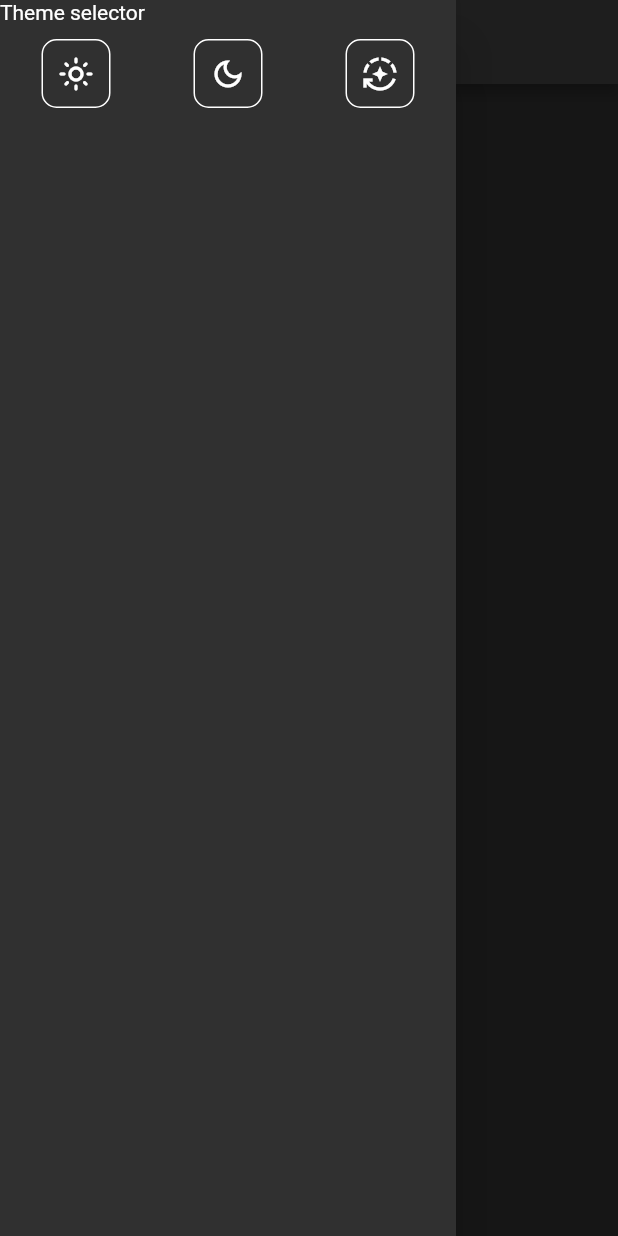
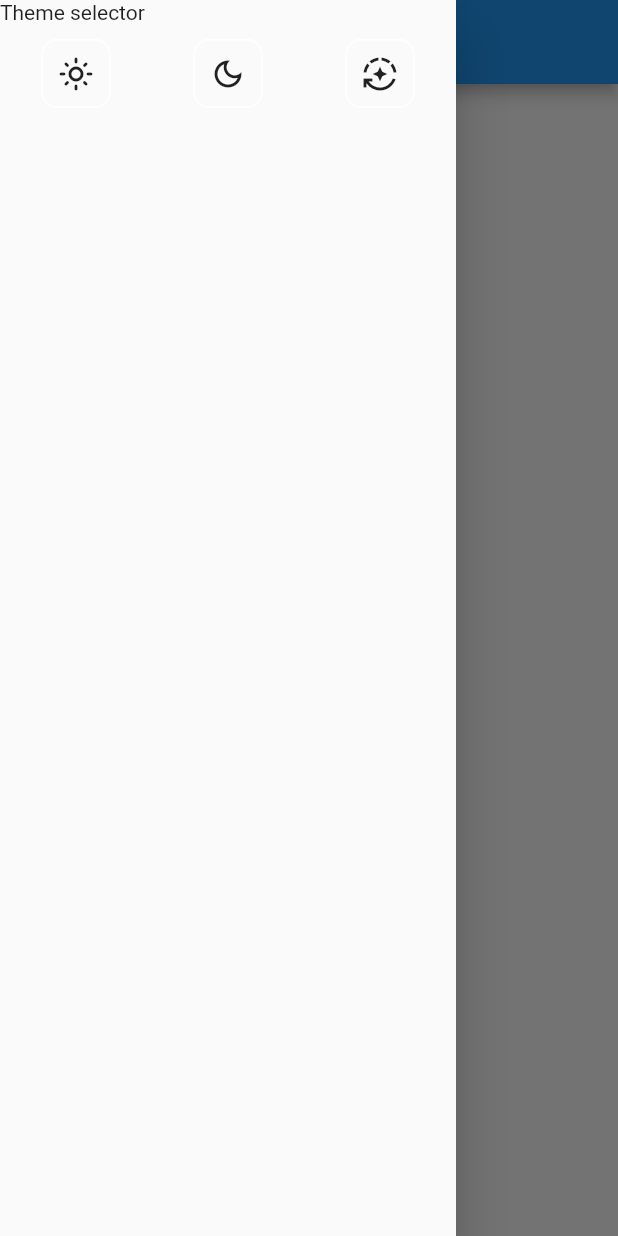
Before and after one commit to cristian2024/cobro_app, a Flutter app: the screen it shows after launch, in the side drawer, after a tap on the "light mode" icon, on a phone screen of 412 x 824 dp. Run offline on Flutter 3.47's test engine with Material 2 defaults, Android fonts, the light colour scheme and no system bars; our stand-ins replace flutter_bloc, google_fonts.

Commit message:
Theme switcher

```diff
--- a/lib/ui/main.ui/widgets/theme_selector.dart
+++ b/lib/ui/main.ui/widgets/theme_selector.dart
@@ -1,5 +1,5 @@
 import 'package:cobro_app/bloc/theme/theme_cubit.dart';
-import 'package:cobro_app/ui/widgets/buttons/minimalistic_button.dart';
+import 'package:cobro_app/ui/widgets/buttons/minimalist_button.dart';
 import 'package:flutter/material.dart';
 import 'package:flutter_bloc/flutter_bloc.dart';
 
@@ -19,18 +19,40 @@ class ThemeSelector extends StatelessWidget {
           builder: (context, state) {
             return Row(
               mainAxisAlignment: MainAxisAlignment.spaceAround,
-              children: const [
+              children: [
                 MinimalistButton(
                   icon: Icons.light_mode_outlined,
-                  padding: EdgeInsets.all(10),
+                  padding: const EdgeInsets.all(10),
+                  onTap: () {
+                    BlocProvider.of<ThemeCubit>(context).changeColorTheme(
+                      ThemeData.light(),
+                    );
+                  },
                 ),
                 MinimalistButton(
                   icon: Icons.dark_mode_outlined,
-                  padding: EdgeInsets.all(10),
+                  padding: const EdgeInsets.all(10),
+                  onTap: () {
+                    BlocProvider.of<ThemeCubit>(context).changeColorTheme(
+                      ThemeData.dark(),
+                    );
+                  },
                 ),
                 MinimalistButton(
                   icon: Icons.auto_mode_outlined,
-                  padding: EdgeInsets.all(10),
+                  padding: const EdgeInsets.all(10),
+                  onTap: () {
+                    //obtaining the theme value for context
+                    bool isDark = MediaQuery.of(context).platformBrightness ==
+                        Brightness.dark;
+                    ThemeData theme = ThemeData.light();
+                    if (isDark) {
+                      theme = ThemeData.dark();
+                    }
+                    BlocProvider.of<ThemeCubit>(context).changeColorTheme(
+                      theme,
+                    );
+                  },
                 ),
               ],
             );
--- a/lib/ui/widgets/buttons/minimalistic_button.dart
+++ b/lib/ui/widgets/buttons/minimalist_button.dart
@@ -6,6 +6,7 @@ class MinimalistButton extends StatelessWidget {
     super.key,
     this.decoration,
     this.padding,
+    this.onTap,
     required this.icon,
   });
 
@@ -13,15 +14,20 @@ class MinimalistButton extends StatelessWidget {
   final IconData icon;
   final EdgeInsets? padding;
 
+  final VoidCallback? onTap;
+
   @override
   Widget build(BuildContext context) {
     BoxDecoration minDecoration =
         (decoration ?? const BoxDecoration()).copyWith(
-      border: Border.all(color: Colors.white),
+      border: Border.all(color: Colors.white, style: BorderStyle.solid),
       borderRadius: BorderRadius.circular(10),
     );
     return RippleButton(
-      customBorder: minDecoration.border,
+      onTap: onTap,
+      customBorder: RoundedRectangleBorder(
+        borderRadius: minDecoration.borderRadius ?? BorderRadius.circular(10),
+      ),
       child: Container(
         decoration: minDecoration,
         padding: padding,
--- a/lib/ui/widgets/buttons/ripple_button.dart
+++ b/lib/ui/widgets/buttons/ripple_button.dart
@@ -6,6 +6,7 @@ class RippleButton extends StatelessWidget {
     this.splashColor,
     this.backgroundColor,
     this.customBorder,
+    this.onTap,
     required this.child,
   });
 
@@ -14,7 +15,10 @@ class RippleButton extends StatelessWidget {
   final Color? backgroundColor;
   final ShapeBorder? customBorder;
 
+
+  //main values of widget
   final Widget child;
+  final VoidCallback? onTap;
 
   @override
   Widget build(BuildContext context) {
@@ -24,7 +28,7 @@ class RippleButton extends StatelessWidget {
         color: backgroundColor,
         child: InkWell(
           customBorder: customBorder,
-          onTap: () {},
+          onTap: onTap ?? () {},
           splashColor: splashColor,
           child: child,
         ),
```
